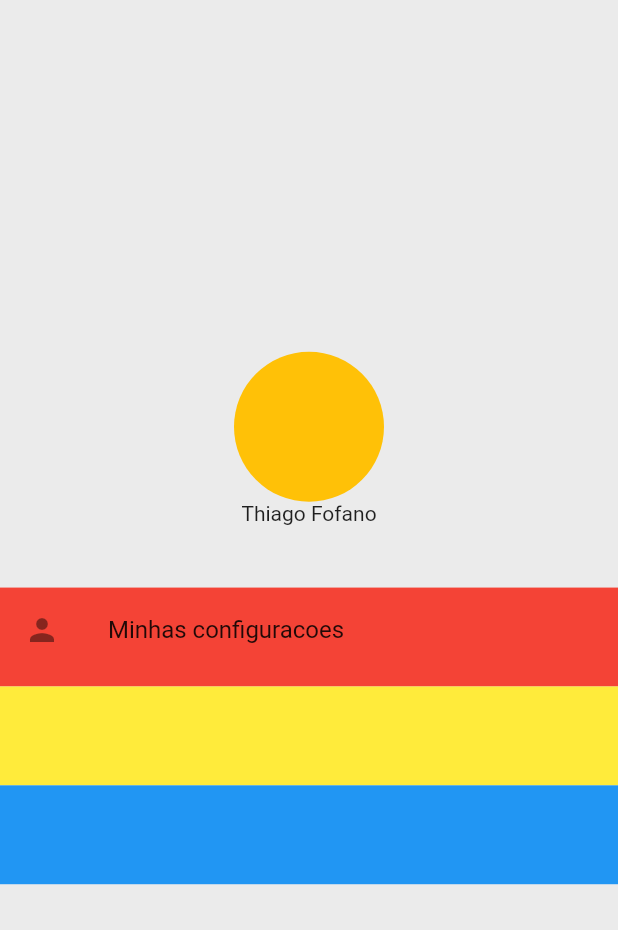
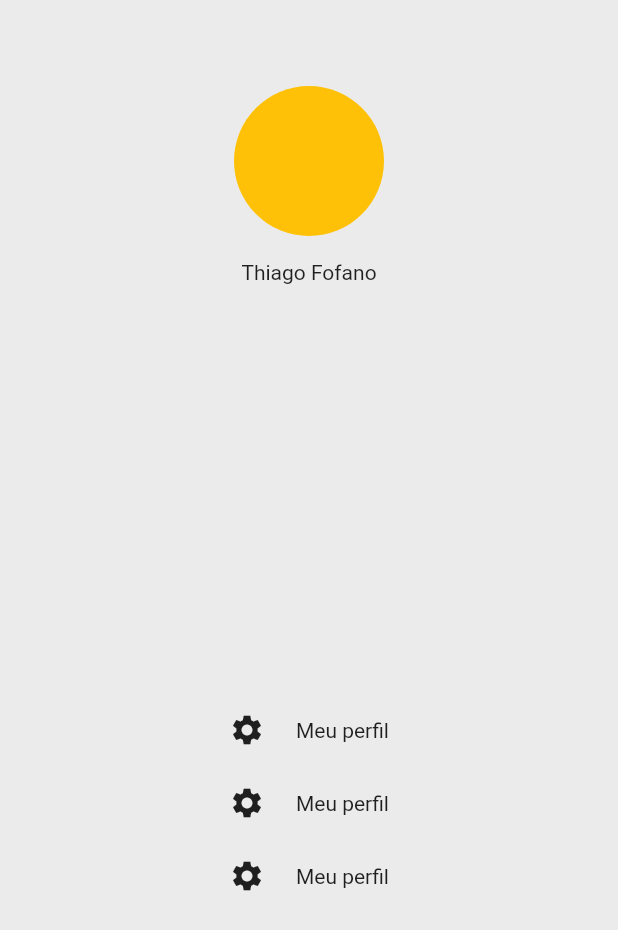
Before and after one commit to devv-thiago/criptoapp, a Flutter app: the screen it shows after launch, after a tap on "Login", after a tap on the "settings" icon, on a phone screen of 412 x 824 dp. Shown: the top 930 px of the screen. Run offline on Flutter 3.47's test engine with Material 2 defaults, Android fonts, the phone set to English and light mode, and no system bars.

Commit message:
alterando tela de configuracoes

```diff
--- a/lib/components/screens/config_menu.dart
+++ b/lib/components/screens/config_menu.dart
@@ -13,40 +13,78 @@ class ConfigMenu extends StatelessWidget {
           height: deviceInfo.size.height,
           width: deviceInfo.size.width,
           child: Column(
+            mainAxisAlignment: MainAxisAlignment.spaceEvenly,
+            children: [
+              SizedBox(
+                height: deviceInfo.size.height * 0.3,
+                width: deviceInfo.size.width,
+                child: Column(
                   mainAxisAlignment: MainAxisAlignment.center,
                   children: [
-              const Column(
-                children: [
-                  CircleAvatar(
+                    const CircleAvatar(
                       radius: 50,
                       backgroundColor: Colors.amber,
                     ),
-                  Text('Thiago Fofano')
+                    SizedBox(
+                      height: deviceInfo.size.height * 0.02,
+                    ),
+                    const Text('Thiago Fofano')
+                  ],
+                ),
+              ),
+              SizedBox(
+                height: deviceInfo.size.height * 0.7,
+                width: deviceInfo.size.width,
+                child: Column(
+                  mainAxisAlignment: MainAxisAlignment.center,
+                  children: [
+                    Row(
+                      mainAxisAlignment: MainAxisAlignment.center,
+                      crossAxisAlignment: CrossAxisAlignment.center,
+                      children: [
+                        Container(
+                            margin: EdgeInsets.only(
+                                right: deviceInfo.size.width * 0.05),
+                            child: const Icon(Icons.settings)),
+                        InkWell(
+                            child: const Text('Meu perfil'),
+                            onTap: () => print('clicou')),
                       ],
                     ),
                     SizedBox(
-                height: deviceInfo.size.height * 0.05,
+                      height: deviceInfo.size.height * 0.03,
                     ),
+                    Row(
+                      mainAxisAlignment: MainAxisAlignment.center,
+                      crossAxisAlignment: CrossAxisAlignment.center,
+                      children: [
                         Container(
-                  height: deviceInfo.size.height * 0.08,
-                  width: deviceInfo.size.width,
-                  decoration: const BoxDecoration(color: Colors.red),
-                  child: ListTile(
-                    leading: const Icon(Icons.person),
-                    title: InkWell(
-                      child: const Text('Minhas configuracoes'),
-                      onTap: () => print('clicou'),
+                            margin: EdgeInsets.only(
+                                right: deviceInfo.size.width * 0.05),
+                            child: const Icon(Icons.settings)),
+                        InkWell(
+                            child: const Text('Meu perfil'),
+                            onTap: () => print('clicou')),
+                      ],
                     ),
-                  )),
+                    SizedBox(
+                      height: deviceInfo.size.height * 0.03,
+                    ),
+                    Row(
+                      mainAxisAlignment: MainAxisAlignment.center,
+                      crossAxisAlignment: CrossAxisAlignment.center,
+                      children: [
                         Container(
-                height: deviceInfo.size.height * 0.08,
-                width: deviceInfo.size.width,
-                decoration: const BoxDecoration(color: Colors.yellow),
+                            margin: EdgeInsets.only(
+                                right: deviceInfo.size.width * 0.05),
+                            child: const Icon(Icons.settings)),
+                        InkWell(
+                            child: const Text('Meu perfil'),
+                            onTap: () => print('clicou')),
+                      ],
+                    )
+                  ],
                 ),
-              Container(
-                height: deviceInfo.size.height * 0.08,
-                width: deviceInfo.size.width,
-                decoration: const BoxDecoration(color: Colors.blue),
               )
             ],
           ),
```
Also changed, not shown: 1 other file. Lines whose indentation alone changed are shown as unchanged.
